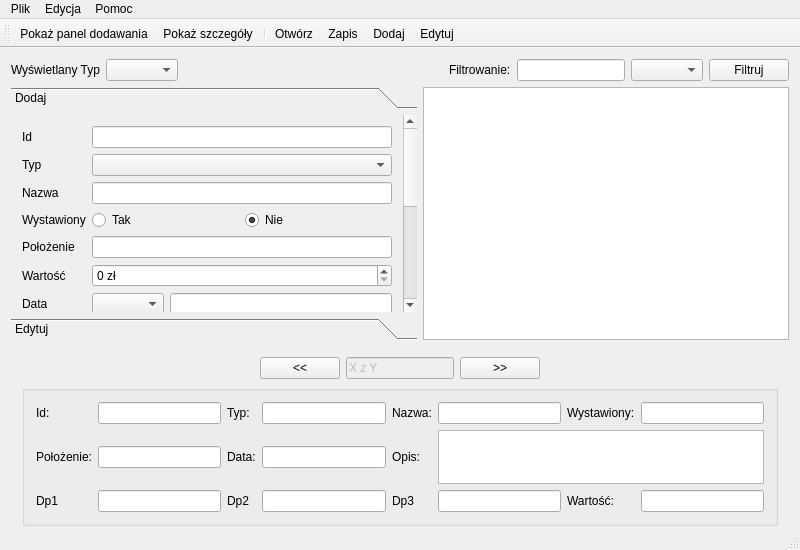
First picture: the form in mainwindow.ui, repository bzyx/MuzeumGUI, before the edit.
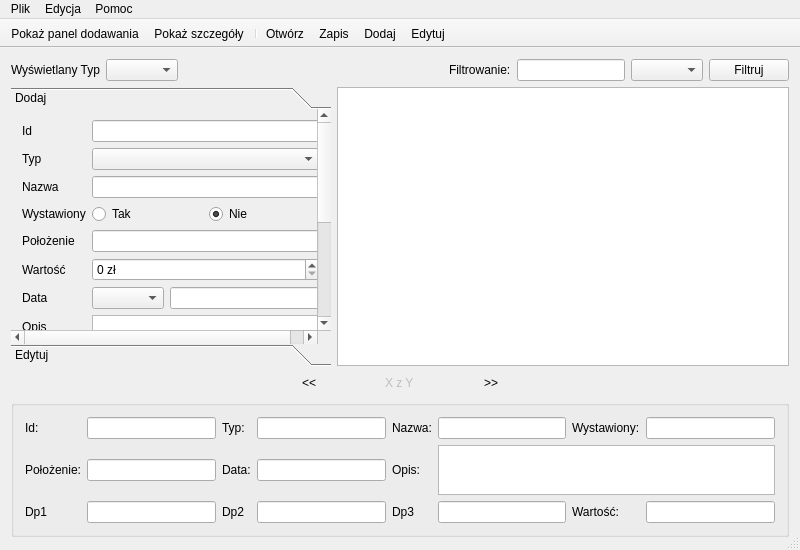
Second picture: the form after the edit. Icons and pictures are not drawn.

The edit to the form file:
```diff
--- a/mainwindow.ui
+++ b/mainwindow.ui
@@ -116,15 +116,36 @@
         <property name="enabled">
          <bool>true</bool>
         </property>
+        <property name="sizePolicy">
+         <sizepolicy hsizetype="Expanding" vsizetype="Expanding">
+          <horstretch>0</horstretch>
+          <verstretch>0</verstretch>
+         </sizepolicy>
+        </property>
+        <property name="maximumSize">
+         <size>
+          <width>320</width>
+          <height>16777215</height>
+         </size>
+        </property>
+        <property name="frameShape">
+         <enum>QFrame::NoFrame</enum>
+        </property>
+        <property name="frameShadow">
+         <enum>QFrame::Plain</enum>
+        </property>
         <property name="currentIndex">
          <number>0</number>
         </property>
+        <property name="tabSpacing">
+         <number>0</number>
+        </property>
         <widget class="QWidget" name="page">
          <property name="geometry">
           <rect>
            <x>0</x>
-           <y>0</y>
-           <width>371</width>
+           <y>-162</y>
+           <width>304</width>
            <height>402</height>
           </rect>
          </property>
@@ -617,6 +638,12 @@
         <verstretch>0</verstretch>
        </sizepolicy>
       </property>
+      <property name="maximumSize">
+       <size>
+        <width>16777215</width>
+        <height>170</height>
+       </size>
+      </property>
       <property name="frameShape">
        <enum>QFrame::NoFrame</enum>
       </property>
@@ -624,6 +651,12 @@
        <enum>QFrame::Plain</enum>
       </property>
       <layout class="QHBoxLayout" name="horizontalLayout_17">
+       <property name="spacing">
+        <number>0</number>
+       </property>
+       <property name="margin">
+        <number>0</number>
+       </property>
        <item>
         <layout class="QHBoxLayout" name="horizontalLayout_15">
          <item>
@@ -645,9 +678,18 @@
              </item>
              <item>
               <widget class="QPushButton" name="sz_pop">
+               <property name="maximumSize">
+                <size>
+                 <width>16777215</width>
+                 <height>16777215</height>
+                </size>
+               </property>
                <property name="text">
                 <string>&lt;&lt;</string>
                </property>
+               <property name="flat">
+                <bool>true</bool>
+               </property>
               </widget>
              </item>
              <item>
@@ -661,9 +703,24 @@
                  <verstretch>0</verstretch>
                 </sizepolicy>
                </property>
+               <property name="maximumSize">
+                <size>
+                 <width>90</width>
+                 <height>16777215</height>
+                </size>
+               </property>
                <property name="text">
                 <string>X z Y</string>
                </property>
+               <property name="frame">
+                <bool>false</bool>
+               </property>
+               <property name="alignment">
+                <set>Qt::AlignCenter</set>
+               </property>
+               <property name="readOnly">
+                <bool>true</bool>
+               </property>
               </widget>
              </item>
              <item>
@@ -671,6 +728,12 @@
                <property name="text">
                 <string>&gt;&gt;</string>
                </property>
+               <property name="default">
+                <bool>false</bool>
+               </property>
+               <property name="flat">
+                <bool>true</bool>
+               </property>
               </widget>
              </item>
              <item>
@@ -928,6 +991,12 @@
    <addaction name="menuPomoc"/>
   </widget>
   <widget class="QToolBar" name="mainToolBar">
+   <property name="movable">
+    <bool>false</bool>
+   </property>
+   <property name="allowedAreas">
+    <set>Qt::TopToolBarArea</set>
+   </property>
    <attribute name="toolBarArea">
     <enum>TopToolBarArea</enum>
    </attribute>
```
Left out of the diff: 2 changed lines with no effect on the pictures.
